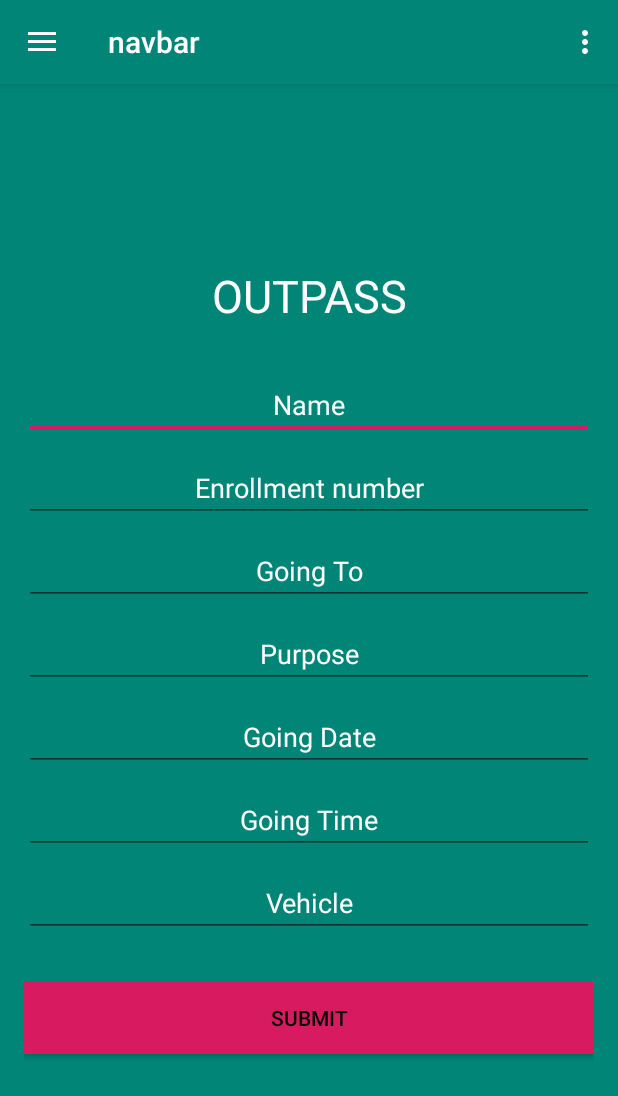
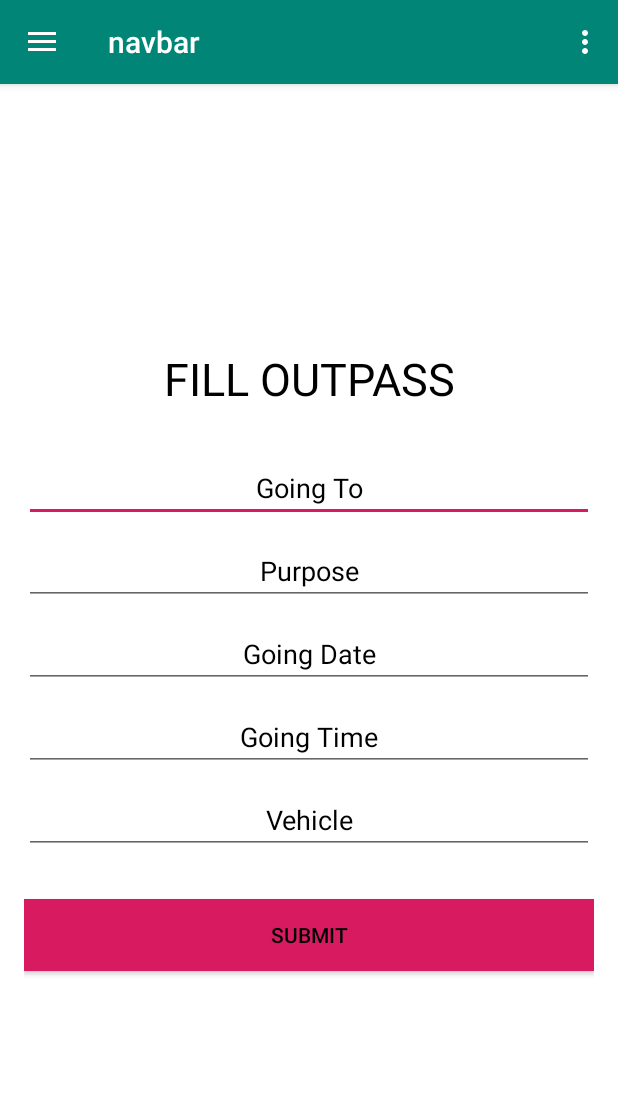
Before and after one commit to BabesGotByte/Outpass2, an Android app: the HomeFragment screen opened directly, with no data from a screen before it, on a phone screen of 412 x 824 dp. Shown: the top 1096 px of the screen. Run offline under Robolectric (Android 15) with nearby library versions, the light colour scheme and no system bars; our stand-ins replace Firebase (no records; nobody signed in at launch, a user with empty details on screens opened directly).

Commit message:
homee class added and constraints on fragment_home

```diff
--- a/app/src/main/java/com/example/outpass2/HomeFragment.java
+++ b/app/src/main/java/com/example/outpass2/HomeFragment.java
@@ -4,20 +4,62 @@ import android.content.Context;
 import android.net.Uri;
 import android.os.Bundle;
 import android.support.v4.app.Fragment;
+import android.text.TextUtils;
 import android.view.LayoutInflater;
 import android.view.View;
 import android.view.ViewGroup;
-
+import android.widget.Button;
+import android.widget.EditText;
+import android.widget.Toast;
 
 
 public class HomeFragment extends Fragment {
 
-
+    private EditText name,roll,going,purpose,date,time,vehicle;
+    private Button b1;
     @Override
     public View onCreateView(LayoutInflater inflater, ViewGroup container,
                              Bundle savedInstanceState) {
-        // Inflate the layout for this fragment
-        return inflater.inflate(R.layout.fragment_home, container, false);
+        View view= inflater.inflate(R.layout.fragment_home, container, false);
+
+        going=view.findViewById(R.id.going);
+        purpose=view.findViewById(R.id.purpose);
+        date=view.findViewById(R.id.datet);
+        time=view.findViewById(R.id.timet);
+        vehicle=view.findViewById(R.id.vehicle);
+        b1=view.findViewById(R.id.submit);
+
+        b1.setOnClickListener(new View.OnClickListener() {
+            @Override
+            public void onClick(View v) {
+                String going_t = going.getText().toString().trim();
+                String purpose_t = purpose.getText().toString().trim();
+                String date_t = date.getText().toString().trim();
+                String time_t = time.getText().toString().trim();
+                String vehicle_t = vehicle.getText().toString().trim();
+
+                if (TextUtils.isEmpty(going_t)) {
+                    going.setError("This field should not be empty");
+                    return;
+                }
+                if (TextUtils.isEmpty(purpose_t)) {
+                    purpose.setError("This field should not be empty");
+                    return;
+                }
+                if (TextUtils.isEmpty(date_t)) {
+                    date.setError("This field should not be empty");
+                    return;
+                }
+                if (TextUtils.isEmpty(time_t)) {
+                    time.setError("This field should not be empty");
+                    return;
+                }
+                if (TextUtils.isEmpty(vehicle_t)) {
+                    vehicle.setError("This field should not be empty");
+                    return;
+                }
+            }
+        });
+        return view;
     }
-
 }
--- a/app/src/main/res/layout/fragment_home.xml
+++ b/app/src/main/res/layout/fragment_home.xml
@@ -21,7 +21,7 @@
         <LinearLayout
             android:layout_width="fill_parent"
             android:layout_height="fill_parent"
-            android:background="@color/colorPrimary"
+            android:background="#fff"
             android:gravity="center"
             android:orientation="vertical"
             android:padding="@dimen/activity_horizontal_margin">
@@ -30,37 +30,12 @@
             <TextView
                 android:layout_width="match_parent"
                 android:layout_height="wrap_content"
-                android:text="OUTPASS"
+                android:text="FILL OUTPASS"
                 android:textSize="30dp"
                 android:textAlignment="center"
                 android:layout_marginBottom="30dp"
-                android:textColor="#ffff"/>
+                android:textColor="#000"/>
 
-
-            <EditText
-                android:id="@+id/nameo"
-                android:layout_width="match_parent"
-                android:layout_height="wrap_content"
-                android:layout_marginBottom="10dp"
-                android:hint="Name"
-                android:textAlignment="center"
-                android:inputType="textEmailAddress"
-                android:textColor="@android:color/white"
-                android:textColorHint="@android:color/white" />
-
-
-
-
-            <EditText
-                android:id="@+id/enroll"
-                android:layout_width="fill_parent"
-                android:layout_height="wrap_content"
-                android:layout_marginBottom="10dp"
-                android:hint="Enrollment number"
-                android:textAlignment="center"
-                android:inputType="textPassword"
-                android:textColor="@android:color/white"
-                android:textColorHint="@android:color/white" />
 
             <EditText
                 android:id="@+id/going"
@@ -70,8 +45,8 @@
                 android:hint="Going To"
                 android:textAlignment="center"
                 android:inputType="textPassword"
-                android:textColor="@android:color/white"
-                android:textColorHint="@android:color/white" />
+                android:textColor="#000"
+                android:textColorHint="#000" />
 
 
             <EditText
@@ -82,31 +57,31 @@
                 android:hint="Purpose"
                 android:textAlignment="center"
                 android:inputType="textPassword"
-                android:textColor="@android:color/white"
-                android:textColorHint="@android:color/white" />
+                android:textColor="#000"
+                android:textColorHint="#000" />
 
             <EditText
-                android:id="@+id/date"
+                android:id="@+id/datet"
                 android:layout_width="fill_parent"
                 android:layout_height="wrap_content"
                 android:layout_marginBottom="10dp"
                 android:hint="Going Date"
                 android:textAlignment="center"
                 android:inputType="textPassword"
-                android:textColor="@android:color/white"
-                android:textColorHint="@android:color/white" />
+                android:textColor="#000"
+                android:textColorHint="#000" />
 
 
             <EditText
-                android:id="@+id/time"
+                android:id="@+id/timet"
                 android:layout_width="fill_parent"
                 android:layout_height="wrap_content"
                 android:layout_marginBottom="10dp"
                 android:hint="Going Time"
                 android:textAlignment="center"
                 android:inputType="textPassword"
-                android:textColor="@android:color/white"
-                android:textColorHint="@android:color/white" />
+                android:textColor="#000"
+                android:textColorHint="#000" />
 
             <EditText
                 android:id="@+id/vehicle"
@@ -116,13 +91,13 @@
                 android:hint="Vehicle"
                 android:textAlignment="center"
                 android:inputType="textPassword"
-                android:textColor="@android:color/white"
-                android:textColorHint="@android:color/white" />
+                android:textColor="#000"
+                android:textColorHint="#000" />
 
             <!-- Login Button -->
 
             <Button
-                android:id="@+id/CustLoginBtn"
+                android:id="@+id/submit"
                 android:layout_width="fill_parent"
                 android:layout_height="wrap_content"
                 android:layout_marginTop="20dip"
```
Also changed, not shown: app/src/main/java/com/example/outpass2/homee.java (added, +53 -0 lines).
